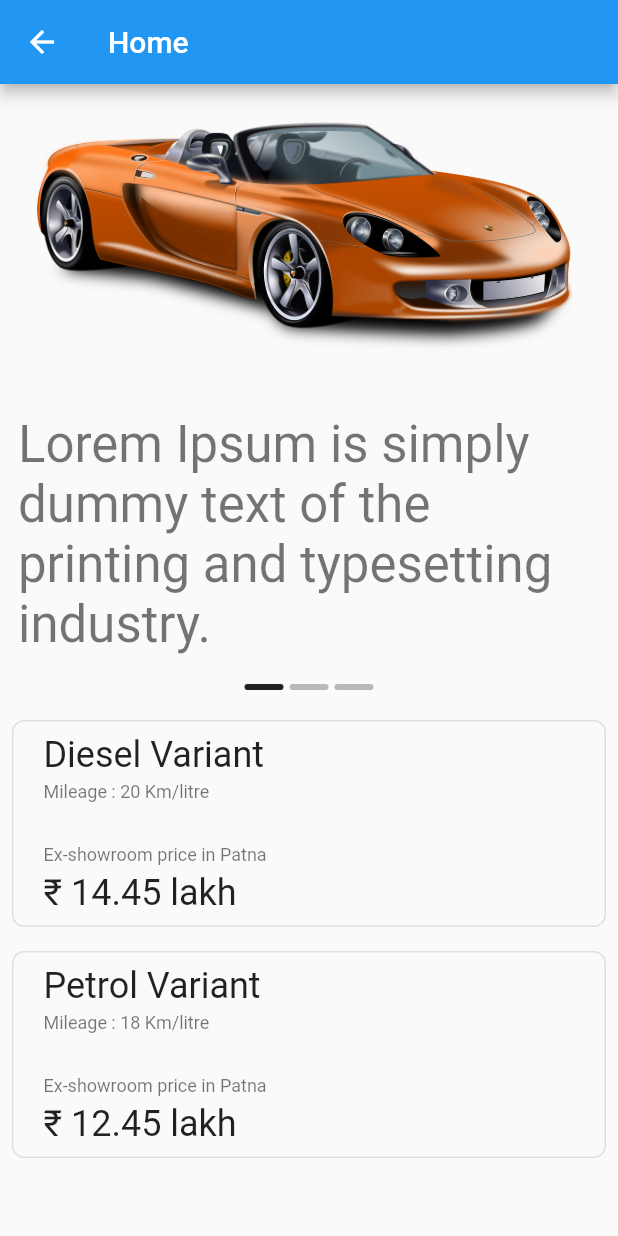
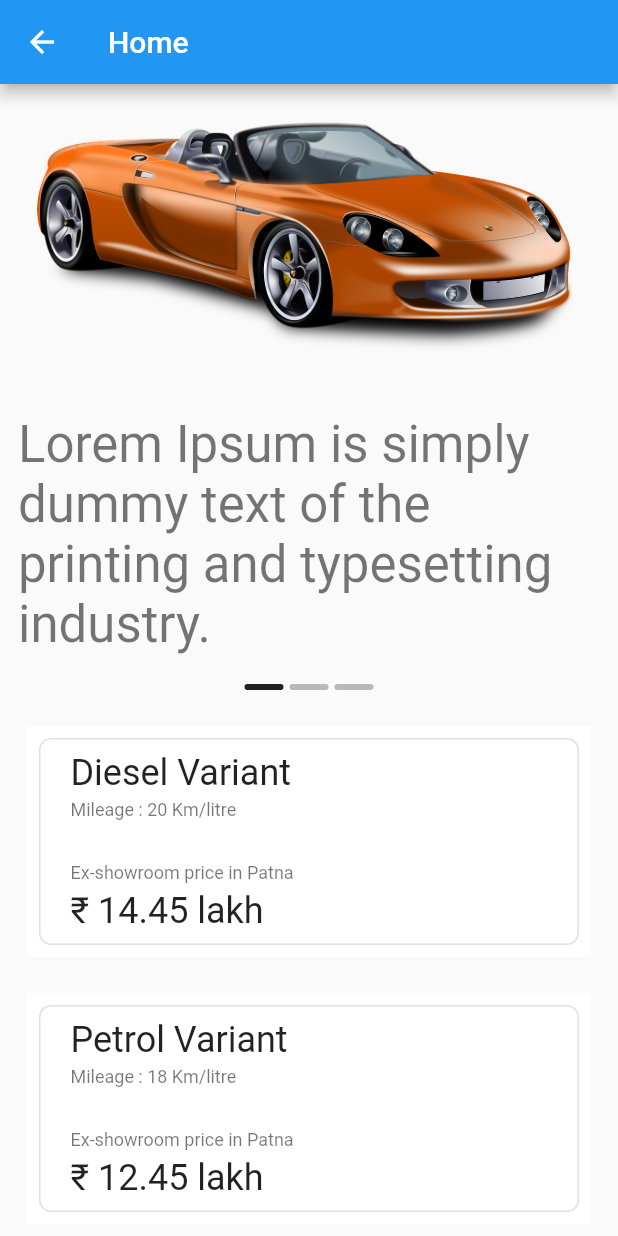
Before and after one commit to idipak/login_flow, a Flutter app: the screen it shows after launch, after a tap on "Skip Login", on a phone screen of 412 x 824 dp. Run offline on Flutter 3.47's test engine with Material 2 defaults, Android fonts, the phone set to English and light mode, and no system bars.

Commit message:
Animation finish

```diff
--- /dev/null
+++ b/lib/components/price_card.dart
@@ -0,0 +1,65 @@
+import 'package:flutter/material.dart';
+
+
+class PriceCard extends StatefulWidget {
+  final String text1;
+  final String text2;
+  final String text3;
+  final String text4;
+  const PriceCard({Key? key, required this.text1, required this.text2, required this.text3, required this.text4}) : super(key: key);
+
+  @override
+  State<PriceCard> createState() => _PriceCardState();
+}
+
+class _PriceCardState extends State<PriceCard> {
+  bool isSelected = false;
+
+  tapHandle(){
+    setState(() {
+      isSelected = !isSelected;
+    });
+  }
+
+  @override
+  Widget build(BuildContext context) {
+    return Padding(
+      padding: const EdgeInsets.symmetric(horizontal: 18.0, vertical: 12),
+      child: AnimatedPhysicalModel(
+        color: Colors.white,
+        duration: const Duration(milliseconds: 500),
+        elevation: isSelected ? 8.0 : 0.0,
+        shadowColor: Colors.black45,
+        shape: BoxShape.rectangle,
+        child: GestureDetector(
+          onTap: tapHandle,
+          child: Container(
+            padding: const EdgeInsets.only(left: 20, top: 8, bottom: 8),
+            margin: const EdgeInsets.all(8),
+            decoration: BoxDecoration(
+                border: Border.all(color: Colors.grey.shade300),
+                borderRadius: BorderRadius.circular(8)
+            ),
+            child: SizedBox(
+              height: 120,
+              width: double.infinity,
+              child: Column(
+                crossAxisAlignment: CrossAxisAlignment.start,
+                mainAxisSize: MainAxisSize.min,
+                children: [
+                  Text(widget.text1, style: Theme.of(context).textTheme.headline5,),
+                  const SizedBox(height: 4,),
+                  Text(widget.text2, style: Theme.of(context).textTheme.caption,),
+                  const Spacer(),
+                  Text(widget.text3, style: Theme.of(context).textTheme.caption,),
+                  const SizedBox(height: 4,),
+                  Text(widget.text4, style: Theme.of(context).textTheme.headline5,),
+                ],
+              ),
+            ),
+          ),
+        ),
+      ),
+    );
+  }
+}
--- a/lib/screens/home.dart
+++ b/lib/screens/home.dart
@@ -1,16 +1,12 @@
 import 'package:flutter/material.dart';
 import 'package:login_flow/assets.dart';
 
+import '../components/price_card.dart';
 import '../components/scroll_text.dart';
 
-class Home extends StatefulWidget {
-  const Home({Key? key}) : super(key: key);
+class Home extends StatelessWidget {
+  const Home({super.key});
 
-  @override
-  State<Home> createState() => _HomeState();
-}
-
-class _HomeState extends State<Home> {
   @override
   Widget build(BuildContext context) {
     return Scaffold(
@@ -18,7 +14,9 @@ class _HomeState extends State<Home> {
       body: SingleChildScrollView(
         child: Column(
           children: const [
-            Image(image: AssetImage(Assets.car), height: 200, width: double.infinity,),
+            Hero(
+                tag: "car",
+                child: Image(image: AssetImage(Assets.car), height: 200, width: double.infinity,)),
 
             ScrollText(),
             SizedBox(height: 12,),
@@ -43,40 +41,3 @@ class _HomeState extends State<Home> {
     );
   }
 }
-
-class PriceCard extends StatelessWidget {
-  final String text1;
-  final String text2;
-  final String text3;
-  final String text4;
-  const PriceCard({Key? key, required this.text1, required this.text2, required this.text3, required this.text4}) : super(key: key);
-
-  @override
-  Widget build(BuildContext context) {
-    return Container(
-      padding: const EdgeInsets.only(left: 20, top: 8, bottom: 8),
-      margin: const EdgeInsets.all(8),
-      decoration: BoxDecoration(
-          border: Border.all(color: Colors.grey.shade300),
-          borderRadius: BorderRadius.circular(8)
-      ),
-      child: SizedBox(
-        height: 120,
-        width: double.infinity,
-        child: Column(
-          crossAxisAlignment: CrossAxisAlignment.start,
-          mainAxisSize: MainAxisSize.min,
-          children: [
-            Text(text1, style: Theme.of(context).textTheme.headline5,),
-            const SizedBox(height: 4,),
-            Text(text2, style: Theme.of(context).textTheme.caption,),
-            const Spacer(),
-            Text(text3, style: Theme.of(context).textTheme.caption,),
-            const SizedBox(height: 4,),
-            Text(text4, style: Theme.of(context).textTheme.headline5,),
-          ],
-        ),
-      ),
-    );
-  }
-}
--- a/lib/screens/login_options.dart
+++ b/lib/screens/login_options.dart
@@ -39,41 +39,54 @@ class _LoginOptionsState extends State<LoginOptions> {
             ),
           ),
 
+          AnimatedPositioned(
+              left: 10,
+              duration: const Duration(milliseconds: 500),
+              bottom: _showLoginForm ? size.height / 3 + 80 : size.height / 3 + 20,
+              child: const Hero(
+                tag: "car",
+                  child: Image(image: AssetImage(Assets.car), height: 100,))),
+
           Positioned(
-              left: 10,
-              bottom: size.height / 3 + 20,
-              child: const Image(image: AssetImage(Assets.car), height: 100,)),
-
-          !_showLoginForm ?
-          Positioned(
-            // alignment: Alignment.bottomCenter,
-            bottom: size.height * 0.15,
-            child: SizedBox(
+            // bottom: _showLoginForm ? size.height * 0.14 : size.height * 0.15,
+            bottom: size.height * 0.14,
+            child: AnimatedSwitcher(
+              duration: const Duration(milliseconds: 500),
+            transitionBuilder: (Widget child, Animation<double> animation){
+                return ScaleTransition(scale: animation, child: child,);
+            },
+            child: !_showLoginForm ?
+                SizedBox(
                   width: size.width,
                   child: Column(
                     mainAxisSize: MainAxisSize.min,
-
                     children: [
-                  RoundedButton(onPress: (){
+                      RoundedButton(
+                        onPress: (){
                         setState(() {
                           _showLoginForm = true;
                         });
                       }, text: "Login Here",),
-                  RoundedButton(onPress: (){
+
+                      RoundedButton(
+                        onPress: (){
                         Navigator.push(context, MaterialPageRoute(builder: (context) => const Home()));
                       }, text: "Skip Login", color: Colors.white54, textColor: Colors.black87,),
+
                     ],
                   ),
                 )
-          )
-              : Positioned(
-            bottom: size.height * 0.14,
-            child: LoginForm(onCloseButtonTap: (){
+                : LoginForm(
+                    onCloseButtonTap: (){
                         setState(() {
                           _showLoginForm = false;
                         });
-            },)
-          )
+                      },
+                  ),
+            ),
+          ),
+
+
 
         ],
       ),
```
Lines whose indentation alone changed are shown as unchanged.
